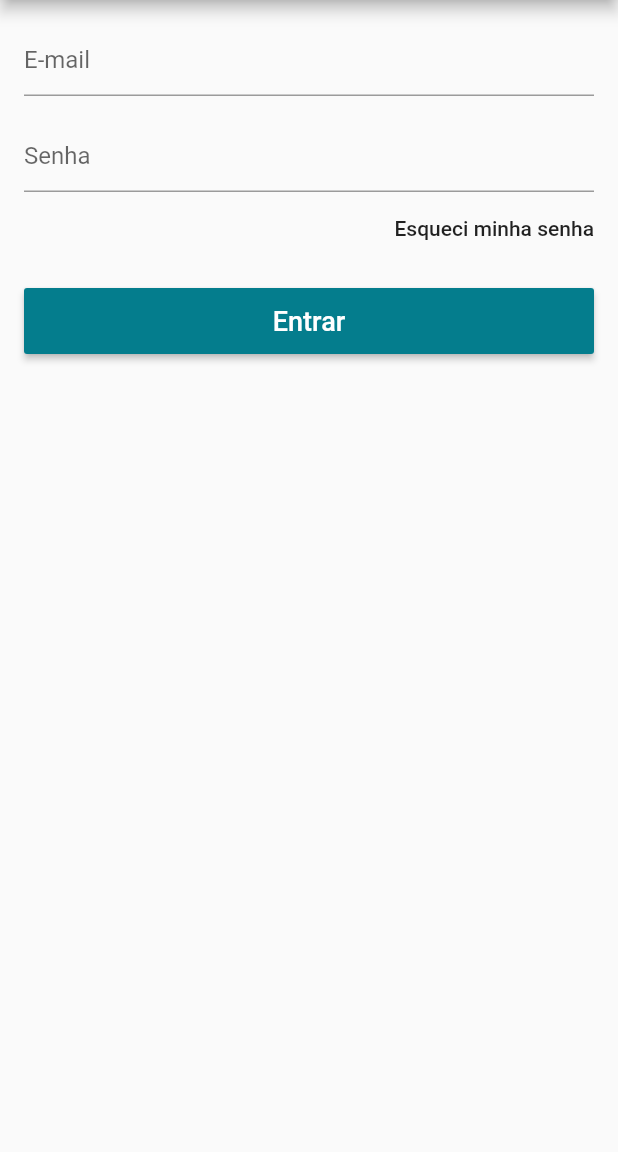
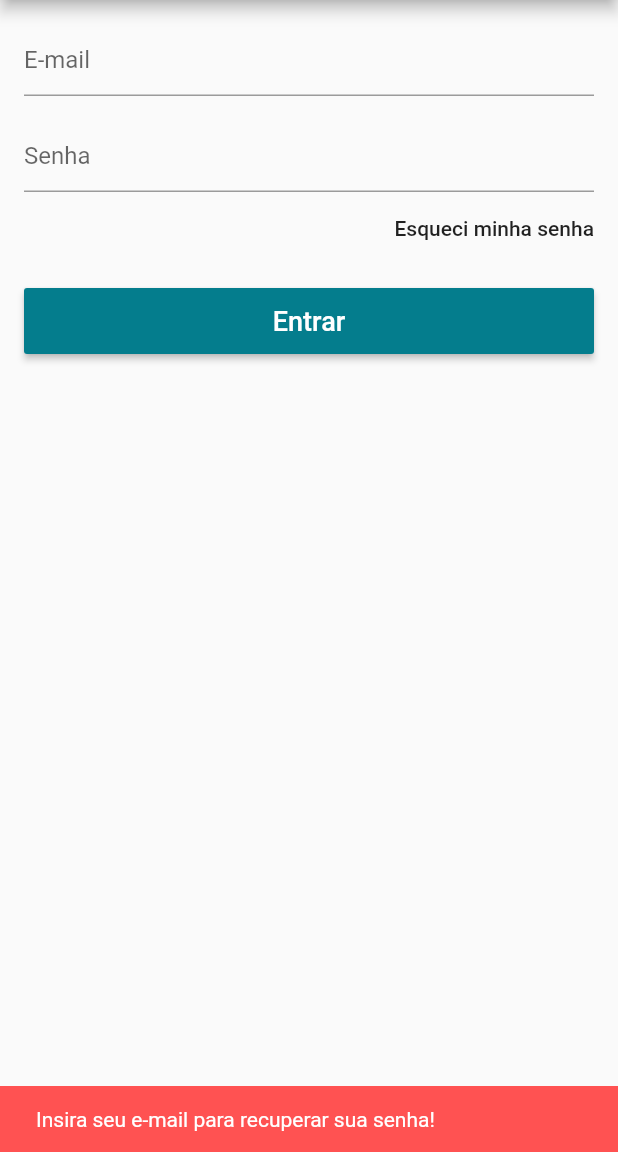
Before and after one commit to Victor-Ochoa/loja_virtual_flutter, a Flutter app: the LoginScreen screen opened directly, after a tap on "Esqueci minha senha", on a phone screen of 412 x 824 dp, the part 84-1236 px from its top. Run offline on Flutter 3.47's test engine with Material 2 defaults, Android fonts, the phone set to English and light mode, and no system bars; our stand-ins replace carousel_pro, cloud_firestore, firebase_auth, transparent_image; accounts and stored records are empty.

Commit message:
função de esqueci senha

```diff
--- a/lib/models/user_model.dart
+++ b/lib/models/user_model.dart
@@ -76,7 +76,9 @@ class UserModel extends Model {
     _processing(false);
   }
 
-  void recoverPass() {}
+  void recoverPass(String email) {
+    _auth.sendPasswordResetEmail(email: email);
+  }
 
   bool isLoggedIn() {
     return firebaseUser != null;
--- a/lib/screens/login_screen.dart
+++ b/lib/screens/login_screen.dart
@@ -18,7 +18,7 @@ class _LoginScreenState extends State<LoginScreen> {
   @override
   Widget build(BuildContext context) {
     return Scaffold(
-      key: _scaffoldKey,
+        key: _scaffoldKey,
         appBar: AppBar(
           title: Text("Entrar"),
           centerTitle: true,
@@ -75,7 +75,22 @@ class _LoginScreenState extends State<LoginScreen> {
                     Align(
                       alignment: Alignment.centerRight,
                       child: FlatButton(
-                        onPressed: () {},
+                        onPressed: () {
+                          if (_emailController.text.isEmpty)
+                            _scaffoldKey.currentState.showSnackBar(SnackBar(
+                              content: Text("Insira seu e-mail para recuperar sua senha!"),
+                              backgroundColor: Colors.redAccent,
+                              duration: Duration(seconds: 2),
+                            ));
+                          else{
+                            model.recoverPass(_emailController.text);
+                            _scaffoldKey.currentState.showSnackBar(SnackBar(
+                              content: Text("Confira seu e-mail"),
+                              backgroundColor: Theme.of(context).primaryColor,
+                              duration: Duration(seconds: 2),
+                            ));
+                          }
+                        },
                         child: Text(
                           "Esqueci minha senha",
                           textAlign: TextAlign.right,
```
